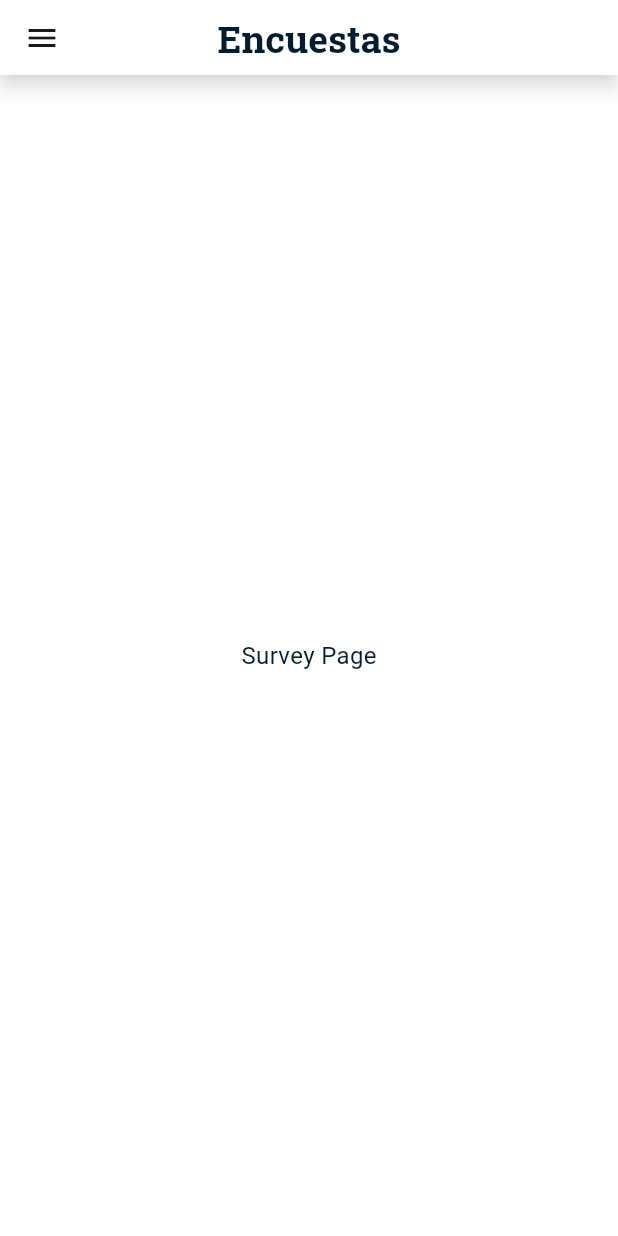
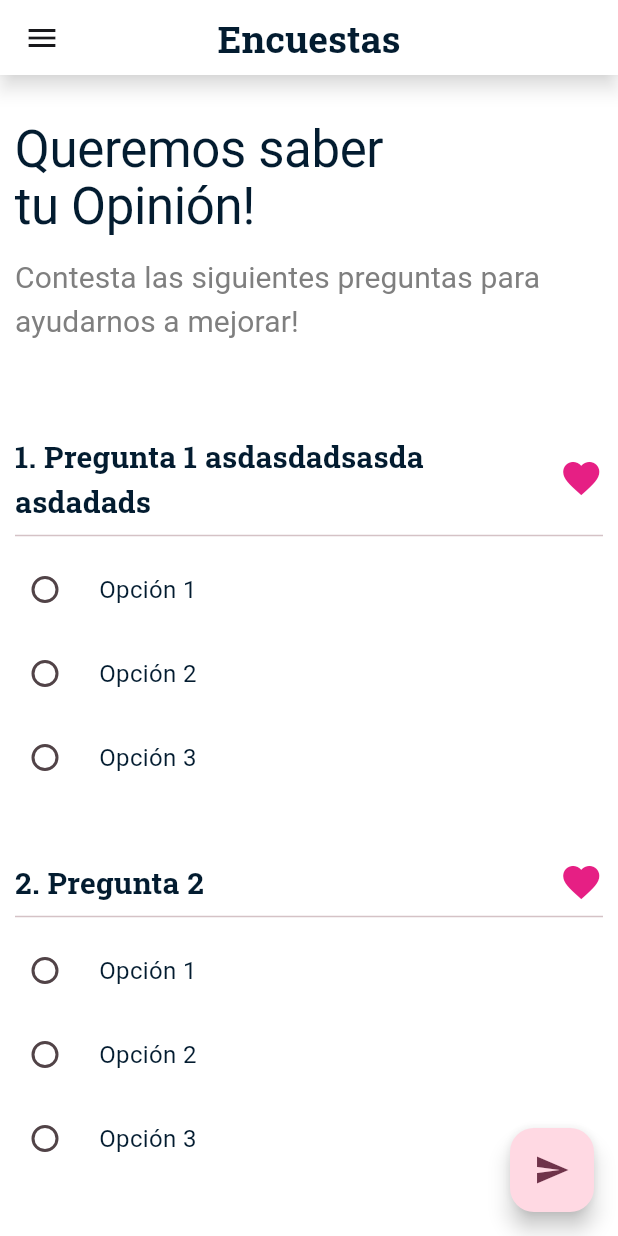
Before and after one commit to Wallnoit/mary_cruz_app, a Flutter app: the SurveyPage screen opened by its route, on a phone screen of 412 x 824 dp. Run offline on Flutter 3.47's test engine with Material 3 defaults, Android fonts, the phone set to English and light mode, and no system bars; our stand-ins replace flutter_animate, flutter_screenutil, get, google_fonts.

Commit message:
survey template done

```diff
--- a/lib/core/theme/color_scheme/color_scheme_dark.dart
+++ b/lib/core/theme/color_scheme/color_scheme_dark.dart
@@ -4,7 +4,7 @@ const onBackground = Colors.white;
 
 const primary = Color(0xFFE61F84);
 const secondary = Color(0xFF40B2E8);
-const tertiary = Color(0xFFC5C5C6);
+const tertiary = Color(0xFF7F7F7F);
 const surface = Color(0xFF18181B);
 
 ColorScheme darkColorScheme = ColorScheme.fromSeed(
--- a/lib/core/theme/color_scheme/color_scheme_light.dart
+++ b/lib/core/theme/color_scheme/color_scheme_light.dart
@@ -2,7 +2,7 @@ import 'package:flutter/material.dart';
 
 const primary = Color(0xFFE61F84);
 const secondary = Color(0xFF40B2E8);
-const tertiary = Color(0xFFC5C5C6);
+const tertiary = Color(0xFF7F7F7F);
 const background = Colors.white;
 const onSurface = Color(0xFF18181B);
 
--- /dev/null
+++ b/lib/survey/components/survey_item.dart
@@ -0,0 +1,65 @@
+import 'package:flutter/material.dart';
+
+class SurveyItem extends StatefulWidget {
+  final int questionIndex;
+  final String question;
+  final List<String> options;
+
+  const SurveyItem(
+      {super.key,
+      required this.questionIndex,
+      required this.question,
+      required this.options});
+
+  @override
+  State<SurveyItem> createState() => _SurveyItemState();
+}
+
+class _SurveyItemState extends State<SurveyItem> {
+  String selectedOption = '';
+
+  @override
+  Widget build(BuildContext context) {
+    return Column(
+      crossAxisAlignment: CrossAxisAlignment.start,
+      children: [
+        Row(
+          mainAxisAlignment: MainAxisAlignment.spaceBetween,
+          children: [
+            Expanded(
+              // O usa Flexible aquí si prefieres
+              child: Text(
+                "${widget.questionIndex}. ${widget.question}",
+                style: Theme.of(context).textTheme.titleMedium!,
+                softWrap: true, // Asegura que el texto se envuelva
+                overflow: TextOverflow
+                    .visible, // Si prefieres que se muestre todo el texto
+              ),
+            ),
+            Icon(Icons.favorite,
+                color: Theme.of(context).colorScheme.primary, size: 29),
+          ],
+        ),
+        const Divider(),
+        Column(
+          children: widget.options
+              .map(
+                (option) => RadioListTile(
+                  contentPadding: EdgeInsets.zero,
+                  title: Text(option,
+                      style: Theme.of(context).textTheme.bodyMedium),
+                  value: option,
+                  groupValue: selectedOption,
+                  onChanged: (value) {
+                    setState(() {
+                      selectedOption = value.toString();
+                    });
+                  },
+                ),
+              )
+              .toList(),
+        ),
+      ],
+    );
+  }
+}
--- a/lib/survey/pages/survey_page.dart
+++ b/lib/survey/pages/survey_page.dart
@@ -1,7 +1,9 @@
 import 'package:flutter/material.dart';
 import 'package:mary_cruz_app/core/enums/sidebar.dart';
+import 'package:mary_cruz_app/core/ui/components/auxiliar_button.dart';
 import 'package:mary_cruz_app/core/ui/components/custom_appbar.dart';
 import 'package:mary_cruz_app/core/ui/components/sidebar.dart';
+import 'package:mary_cruz_app/survey/components/survey_item.dart';
 
 class SurveyPage extends StatefulWidget {
   const SurveyPage({super.key});
@@ -15,15 +17,52 @@ class _SurveyPageState extends State<SurveyPage> {
   Widget build(BuildContext context) {
     return SafeArea(
       child: Scaffold(
-        appBar: CustomAppbar(
+        floatingActionButton: FloatingActionButton(
+          onPressed: () {
+            // Agregar algof
+          },
+          child: const Icon(Icons.send),
+        ),
+        appBar: const CustomAppbar(
           title: 'Encuestas',
         ),
         drawer: const GlobalSidebar(
           selectedIndex: SideBar.survey,
         ),
-        body: const Center(
-          child: Text('Survey Page'),
-        ),
+        body: SingleChildScrollView(
+            child: Padding(
+          padding: const EdgeInsets.all(10.0),
+          child: Column(
+            crossAxisAlignment: CrossAxisAlignment.start,
+            children: [
+              const SizedBox(height: 20),
+              Text('Queremos saber\ntu Opinión!',
+                  style: Theme.of(context).textTheme.displayLarge!.copyWith(
+                        fontWeight: FontWeight.normal,
+                      )),
+              const SizedBox(height: 15),
+              Text(
+                'Contesta las siguientes preguntas para ayudarnos a mejorar!',
+                style: Theme.of(context).textTheme.labelLarge!.copyWith(
+                      fontWeight: FontWeight.normal,
+                      color: Theme.of(context).colorScheme.tertiary,
+                    ),
+              ),
+              const SizedBox(height: 60),
+              const SurveyItem(
+                question: 'Pregunta 1 asdasdadsasda asdadads',
+                options: ['Opción 1', 'Opción 2', 'Opción 3'],
+                questionIndex: 1,
+              ),
+              const SizedBox(height: 40),
+              const SurveyItem(
+                question: 'Pregunta 2',
+                options: ['Opción 1', 'Opción 2', 'Opción 3'],
+                questionIndex: 2,
+              )
+            ],
+          ),
+        )),
       ),
     );
   }
```
